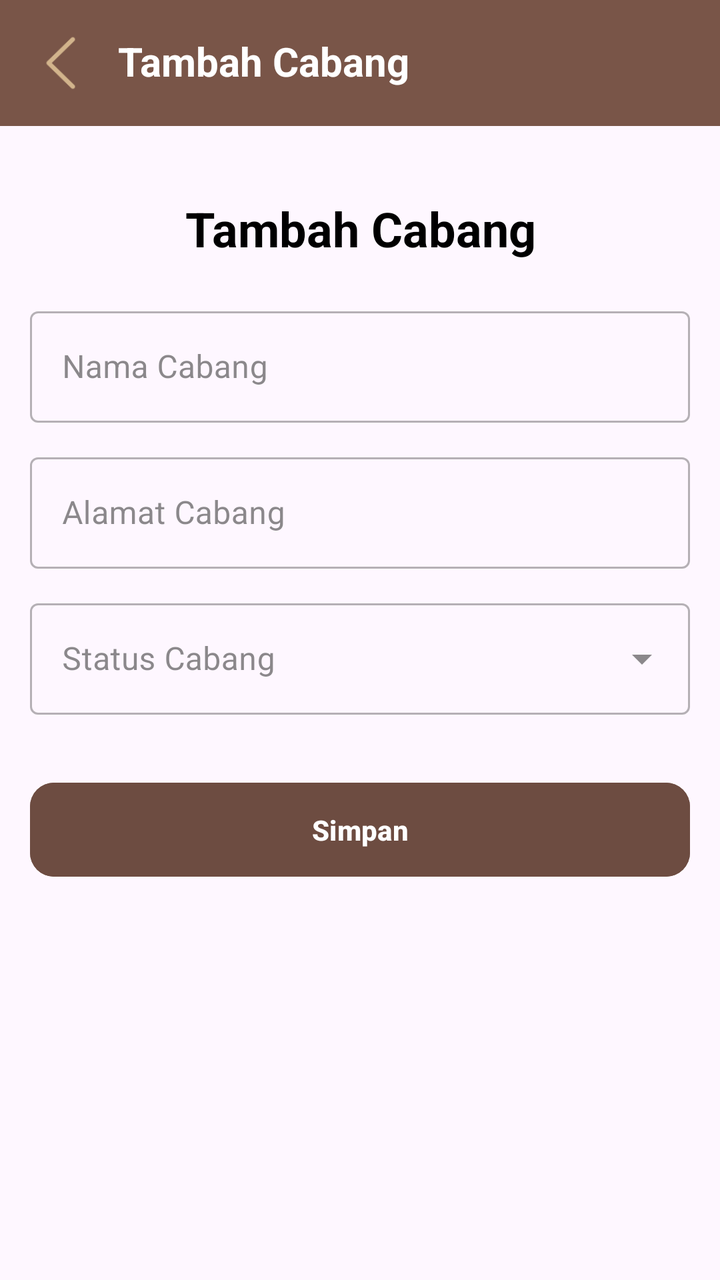
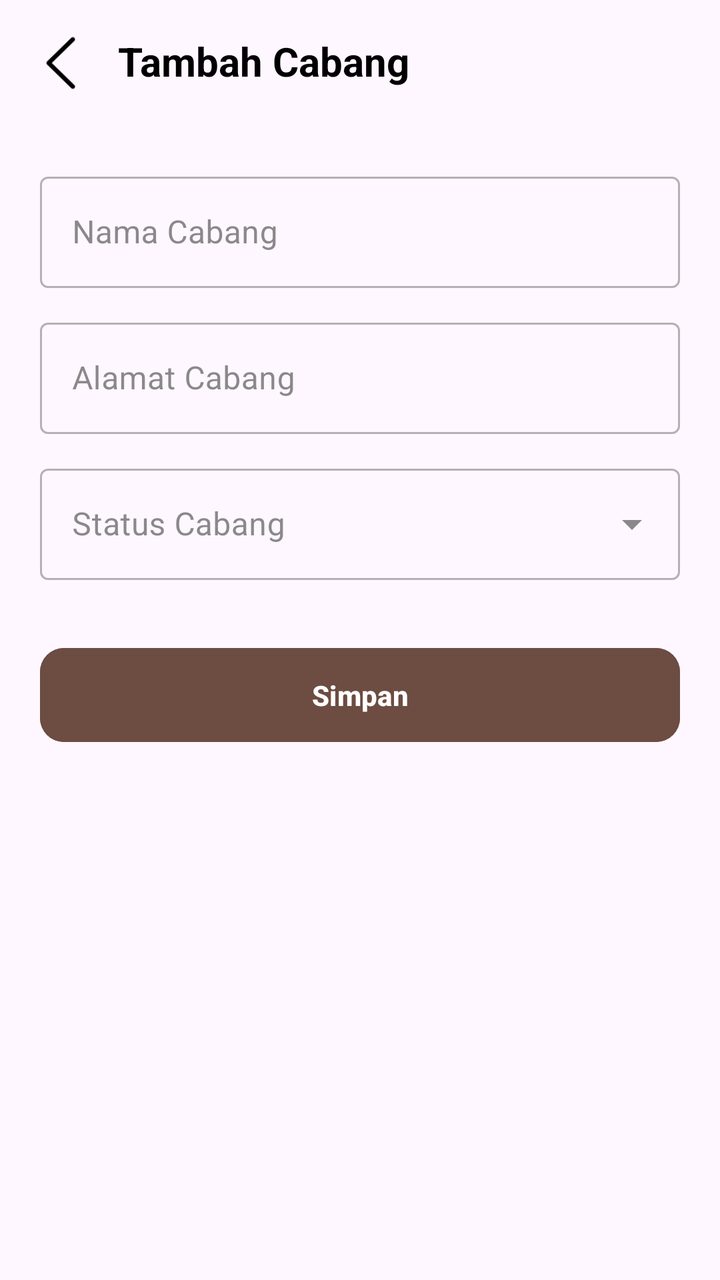

The first picture is an Android layout as it rendered before a commit; the second is the same layout after the commit. The layout source and the unified diff follow.
<!-- AndroidManifest.xml: application theme Theme.Pos -->
<!-- res/layout/activity_mod_cabang.xml -->
<?xml version="1.0" encoding="utf-8"?>
<LinearLayout xmlns:android="http://schemas.android.com/apk/res/android"
    xmlns:app="http://schemas.android.com/apk/res-auto"
    xmlns:tools="http://schemas.android.com/tools"
    android:id="@+id/main"
    android:layout_width="match_parent"
    android:layout_height="match_parent"
    tools:context=".cabang.ModCabangActivity"
    android:orientation="vertical">

    <LinearLayout
        android:layout_width="match_parent"
        android:layout_height="wrap_content"
        android:background="#795548"
        android:orientation="horizontal">

        <ImageView
            android:id="@+id/ivKembali"
            android:layout_width="35dp"
            android:layout_height="35dp"
            android:layout_marginVertical="14dp"
            android:layout_marginStart="13dp"
            android:src="@drawable/img_3"
            app:tint="#D2B48C"
            android:contentDescription="Kembali" />

        <LinearLayout
            android:layout_width="wrap_content"
            android:layout_height="wrap_content"
            android:orientation="vertical">

            <TextView
                android:id="@+id/tvJudulAtas"
                android:layout_width="wrap_content"
                android:layout_height="wrap_content"
                android:layout_marginStart="8dp"
                android:layout_marginTop="14dp"
                android:text="Tambah Cabang"
                android:textColor="@color/white"
                android:textSize="20sp"
                android:textStyle="bold"
                android:padding="3dp"/>

        </LinearLayout>
    </LinearLayout>

    <ScrollView
        android:layout_width="match_parent"
        android:layout_height="match_parent">

        <LinearLayout
            android:layout_width="match_parent"
            android:layout_height="wrap_content"
            android:orientation="vertical"
            android:padding="15dp">

            <TextView
                android:id="@+id/tvJudul"
                android:layout_width="match_parent"
                android:layout_height="wrap_content"
                android:text="Tambah Cabang"
                android:textStyle="bold"
                android:textSize="24sp"
                android:textColor="?attr/color"
                android:textAlignment="center"
                android:gravity="center"
                android:layout_margin="20dp"/>

            <com.google.android.material.textfield.TextInputLayout
                android:layout_width="match_parent"
                android:layout_height="wrap_content"
                style="@style/Widget.MaterialComponents.TextInputLayout.OutlinedBox">

                <com.google.android.material.textfield.TextInputEditText
                    android:id="@+id/etNamaCabang"
                    android:layout_width="match_parent"
                    android:layout_height="wrap_content"
                    android:hint="Nama Cabang"
                    android:inputType="textCapWords" />
            </com.google.android.material.textfield.TextInputLayout>

            <com.google.android.material.textfield.TextInputLayout
                android:layout_width="match_parent"
                android:layout_height="wrap_content"
                android:layout_marginTop="12dp"
                style="@style/Widget.MaterialComponents.TextInputLayout.OutlinedBox">

                <com.google.android.material.textfield.TextInputEditText
                    android:id="@+id/etAlamatCabang"
                    android:layout_width="match_parent"
                    android:layout_height="wrap_content"
                    android:hint="Alamat Cabang"
                    android:inputType="textMultiLine" />
            </com.google.android.material.textfield.TextInputLayout>

            <com.google.android.material.textfield.TextInputLayout
                android:id="@+id/tilStatusCabang"
                style="@style/Widget.MaterialComponents.TextInputLayout.OutlinedBox.ExposedDropdownMenu"
                android:layout_width="match_parent"
                android:layout_height="wrap_content"
                android:layout_marginTop="12dp"
                android:hint="Status Cabang">

                <AutoCompleteTextView
                    android:id="@+id/actvStatusCabang"
                    android:layout_width="match_parent"
                    android:layout_height="wrap_content"
                    android:inputType="none" />
            </com.google.android.material.textfield.TextInputLayout>

            <com.google.android.material.button.MaterialButton
                android:id="@+id/btnSimpan"
                android:layout_width="match_parent"
                android:layout_height="55dp"
                android:layout_marginTop="30dp"
                android:backgroundTint="#6D4C41"
                android:text="Simpan"
                android:textColor="@color/white"
                android:textAllCaps="false"
                android:textStyle="bold"
                app:cornerRadius="12dp"/>

        </LinearLayout>

    </ScrollView>

</LinearLayout>
<!-- resources referenced by this layout -->
<resources>
  <color name="white">#FFFFFFFF</color>
  <!-- drawable img_3: png bitmap (drawable, 974 bytes) -->
  <style name="Theme.Pos" parent="Base.Theme.Pos" />
  <style name="Base.Theme.Pos" parent="Theme.Material3.DayNight.NoActionBar">
          
          
  
          <item name="colorSurface">#EFEFEF</item>
  
          <item name="colorOnBackground">#616161</item>
  
          <item name="color">#000000</item>
  
          <item name="colorOnSurface">#3E3E3E</item>
  
          <item name="colorAccent">#6D4C41</item>
  
      </style>
</resources>

<!-- the commit's change to res/layout/activity_mod_cabang.xml (unified diff, before → after) -->
@@ -11,7 +11,7 @@
     <LinearLayout
         android:layout_width="match_parent"
         android:layout_height="wrap_content"
-        android:background="#795548"
+        android:background="@android:color/transparent"
         android:orientation="horizontal">
 
         <ImageView
@@ -21,7 +21,7 @@
             android:layout_marginVertical="14dp"
             android:layout_marginStart="13dp"
             android:src="@drawable/img_3"
-            app:tint="#D2B48C"
+            app:tint="?attr/color"
             android:contentDescription="Kembali" />
 
         <LinearLayout
@@ -36,7 +36,7 @@
                 android:layout_marginStart="8dp"
                 android:layout_marginTop="14dp"
                 android:text="Tambah Cabang"
-                android:textColor="@color/white"
+                android:textColor="?attr/color"
                 android:textSize="20sp"
                 android:textStyle="bold"
                 android:padding="3dp"/>
@@ -52,19 +52,7 @@
             android:layout_width="match_parent"
             android:layout_height="wrap_content"
             android:orientation="vertical"
-            android:padding="15dp">
-
-            <TextView
-                android:id="@+id/tvJudul"
-                android:layout_width="match_parent"
-                android:layout_height="wrap_content"
-                android:text="Tambah Cabang"
-                android:textStyle="bold"
-                android:textSize="24sp"
-                android:textColor="?attr/color"
-                android:textAlignment="center"
-                android:gravity="center"
-                android:layout_margin="20dp"/>
+            android:padding="20dp">
 
             <com.google.android.material.textfield.TextInputLayout
                 android:layout_width="match_parent"
